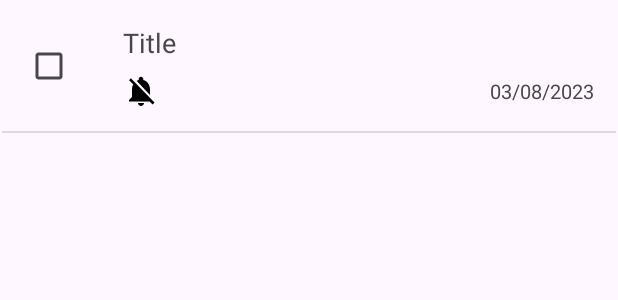
After one commit to halilmasali/ToDoApp, an Android app: the layout custom_todo_item.xml on its own in the app's theme, with its tools: preview values and no code run, on a phone screen of 412 x 824 dp. The commit adds this screen. Shown: the top 300 px of the screen. Run offline under Robolectric (Android 15) with nearby library versions, the phone set to English and light mode, and no system bars.

Commit message:
feat: add room database and add custom todo item

```diff
--- /dev/null
+++ b/app/src/main/res/drawable/ic_notifications_active.xml
@@ -0,0 +1,5 @@
+<vector android:height="24dp" android:tint="#000000"
+    android:viewportHeight="24" android:viewportWidth="24"
+    android:width="24dp" xmlns:android="http://schemas.android.com/apk/res/android">
+    <path android:fillColor="@android:color/white" android:pathData="M7.58,4.08L6.15,2.65C3.75,4.48 2.17,7.3 2.03,10.5h2c0.15,-2.65 1.51,-4.97 3.55,-6.42zM19.97,10.5h2c-0.15,-3.2 -1.73,-6.02 -4.12,-7.85l-1.42,1.43c2.02,1.45 3.39,3.77 3.54,6.42zM18,11c0,-3.07 -1.64,-5.64 -4.5,-6.32L13.5,4c0,-0.83 -0.67,-1.5 -1.5,-1.5s-1.5,0.67 -1.5,1.5v0.68C7.63,5.36 6,7.92 6,11v5l-2,2v1h16v-1l-2,-2v-5zM12,22c0.14,0 0.27,-0.01 0.4,-0.04 0.65,-0.14 1.18,-0.58 1.44,-1.18 0.1,-0.24 0.15,-0.5 0.15,-0.78h-4c0.01,1.1 0.9,2 2.01,2z"/>
+</vector>
--- /dev/null
+++ b/app/src/main/res/drawable/ic_notifications_off.xml
@@ -0,0 +1,5 @@
+<vector android:height="24dp" android:tint="#000000"
+    android:viewportHeight="24" android:viewportWidth="24"
+    android:width="24dp" xmlns:android="http://schemas.android.com/apk/res/android">
+    <path android:fillColor="@android:color/white" android:pathData="M20,18.69L7.84,6.14 5.27,3.49 4,4.76l2.8,2.8v0.01c-0.52,0.99 -0.8,2.16 -0.8,3.42v5l-2,2v1h13.73l2,2L21,19.72l-1,-1.03zM12,22c1.11,0 2,-0.89 2,-2h-4c0,1.11 0.89,2 2,2zM18,14.68L18,11c0,-3.08 -1.64,-5.64 -4.5,-6.32L13.5,4c0,-0.83 -0.67,-1.5 -1.5,-1.5s-1.5,0.67 -1.5,1.5v0.68c-0.15,0.03 -0.29,0.08 -0.42,0.12 -0.1,0.03 -0.2,0.07 -0.3,0.11h-0.01c-0.01,0 -0.01,0 -0.02,0.01 -0.23,0.09 -0.46,0.2 -0.68,0.31 0,0 -0.01,0 -0.01,0.01L18,14.68z"/>
+</vector>
--- /dev/null
+++ b/app/src/main/res/layout/custom_todo_item.xml
@@ -0,0 +1,86 @@
+<?xml version="1.0" encoding="utf-8"?>
+<androidx.constraintlayout.widget.ConstraintLayout xmlns:android="http://schemas.android.com/apk/res/android"
+    xmlns:app="http://schemas.android.com/apk/res-auto"
+    xmlns:tools="http://schemas.android.com/tools"
+    android:layout_width="match_parent"
+    android:layout_height="wrap_content">
+
+
+    <LinearLayout
+        android:id="@+id/linearLayout"
+        android:layout_width="330dp"
+        android:layout_height="wrap_content"
+        android:layout_marginStart="8dp"
+        android:layout_marginTop="8dp"
+        android:layout_marginEnd="8dp"
+        android:layout_marginBottom="5dp"
+        android:orientation="vertical"
+        app:layout_constraintBottom_toTopOf="@+id/divider"
+        app:layout_constraintEnd_toEndOf="parent"
+        app:layout_constraintStart_toEndOf="@+id/checkBoxTodoItem"
+        app:layout_constraintTop_toTopOf="parent">
+
+        <TextView
+            android:id="@+id/textTitle"
+            android:layout_width="match_parent"
+            android:layout_height="wrap_content"
+            android:layout_marginStart="8dp"
+            android:layout_marginTop="8dp"
+            android:layout_marginEnd="8dp"
+            android:textSize="18sp"
+            tools:text="Title" />
+
+        <LinearLayout
+            android:layout_width="match_parent"
+            android:layout_height="wrap_content"
+            android:layout_margin="8dp"
+            android:orientation="horizontal"
+            tools:ignore="UseCompoundDrawables">
+
+            <ImageView
+                android:id="@+id/imageNotification"
+                android:layout_width="wrap_content"
+                android:layout_height="wrap_content"
+                android:importantForAccessibility="no"
+                android:src="@drawable/ic_notifications_off" />
+
+            <TextView
+                android:id="@+id/textDate"
+                android:layout_width="0dp"
+                android:layout_height="wrap_content"
+                android:layout_gravity="center_vertical|end"
+                android:layout_weight="1"
+                android:textAlignment="textEnd"
+                android:textSize="13sp"
+                tools:text="03/08/2023" />
+
+        </LinearLayout>
+
+
+    </LinearLayout>
+
+    <CheckBox
+        android:id="@+id/checkBoxTodoItem"
+        android:layout_width="0dp"
+        android:layout_height="0dp"
+        android:layout_marginStart="8dp"
+        android:layout_marginEnd="8dp"
+        app:layout_constraintBottom_toBottomOf="@+id/linearLayout"
+        app:layout_constraintEnd_toStartOf="@+id/linearLayout"
+        app:layout_constraintStart_toStartOf="parent"
+        app:layout_constraintTop_toTopOf="@+id/linearLayout" />
+
+    <View
+        android:id="@+id/divider"
+        android:layout_width="409dp"
+        android:layout_height="1dp"
+        android:layout_marginStart="1dp"
+        android:layout_marginTop="1dp"
+        android:layout_marginEnd="1dp"
+        android:background="?android:attr/listDivider"
+        app:layout_constraintBottom_toBottomOf="parent"
+        app:layout_constraintEnd_toEndOf="parent"
+        app:layout_constraintStart_toStartOf="parent"
+        app:layout_constraintTop_toBottomOf="@+id/linearLayout" />
+
+</androidx.constraintlayout.widget.ConstraintLayout>
--- a/build.gradle.kts
+++ b/build.gradle.kts
@@ -2,4 +2,5 @@
 plugins {
     id("com.android.application") version "8.1.0" apply false
     id("org.jetbrains.kotlin.android") version "1.8.0" apply false
+    id("com.google.devtools.ksp") version "1.8.10-1.0.9" apply false
 }
```
Also changed, not shown: app/build.gradle.kts (+8 -4 lines), app/src/main/java/com/halilmasali/todoapp/CustomTodoItemAdapter.kt (added, +41 -0 lines), app/src/main/java/com/halilmasali/todoapp/EditFragment.kt (+13 -3 lines), app/src/main/java/com/halilmasali/todoapp/MainFragment.kt (+31 -1 lines), app/src/main/java/com/halilmasali/todoapp/roomRepository/DataDao.kt (added, +20 -0 lines), app/src/main/java/com/halilmasali/todoapp/roomRepository/RoomConnection.kt (added, +40 -0 lines), app/src/main/java/com/halilmasali/todoapp/roomRepository/TodoData.kt (added, +15 -0 lines), app/src/main/java/com/halilmasali/todoapp/roomRepository/TodoDatabase.kt (added, +13 -0 lines), app/src/main/res/layout/fragment_edit.xml (+12 -35 lines), app/src/main/res/layout/fragment_main.xml (+10 -16 lines).
